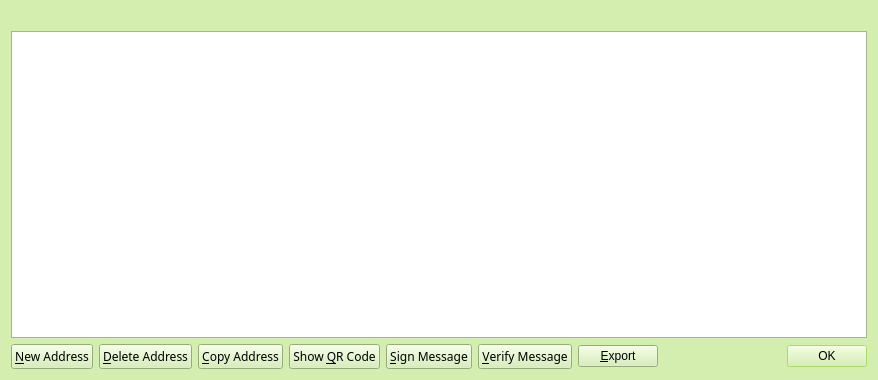
Qt form src/qt/forms/addressbookpage.ui (teambean/BeanCash) before a commit.
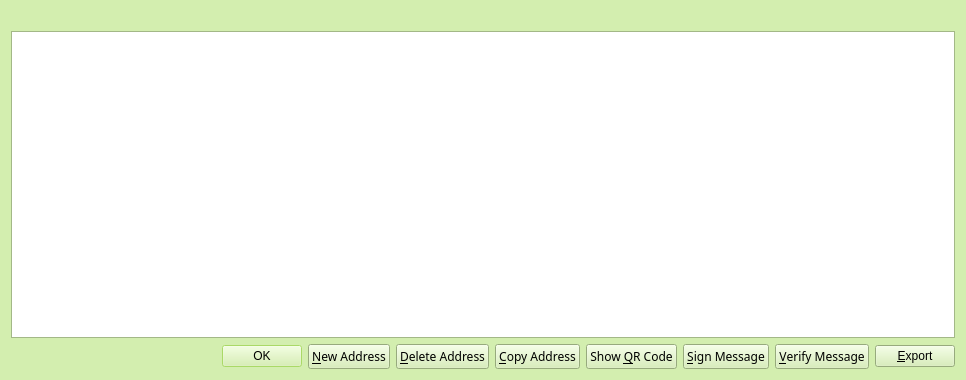
The same form after that commit. Icons and pictures are not drawn.

Commit message: Fix button location and re-enable Bean Control Input Locks

```diff
--- a/src/qt/forms/addressbookpage.ui
+++ b/src/qt/forms/addressbookpage.ui
@@ -6,7 +6,7 @@
    <rect>
     <x>0</x>
     <y>0</y>
-    <width>878</width>
+    <width>966</width>
     <height>380</height>
    </rect>
   </property>
@@ -257,6 +257,13 @@
    </item>
    <item>
     <layout class="QHBoxLayout" name="horizontalLayout">
+     <item>
+      <widget class="QDialogButtonBox" name="buttonBox">
+       <property name="standardButtons">
+        <set>QDialogButtonBox::Ok</set>
+       </property>
+      </widget>
+     </item>
      <item>
       <widget class="QPushButton" name="newAddress">
        <property name="font">
@@ -387,13 +394,6 @@
 	    <property name="icon">
 	     <iconset resource="../beancash.qrc">
               <normaloff>:/icons/export</normaloff>:/icons/export</iconset>
-	    </property>
-	   </widget>
-	  </item>     
-     <item>
-      <widget class="QDialogButtonBox" name="buttonBox">
-       <property name="standardButtons">
-        <set>QDialogButtonBox::Ok</set>
        </property>
       </widget>
      </item>
```
Lines whose indentation alone changed are shown as unchanged. The commit also changes 5 other files.
